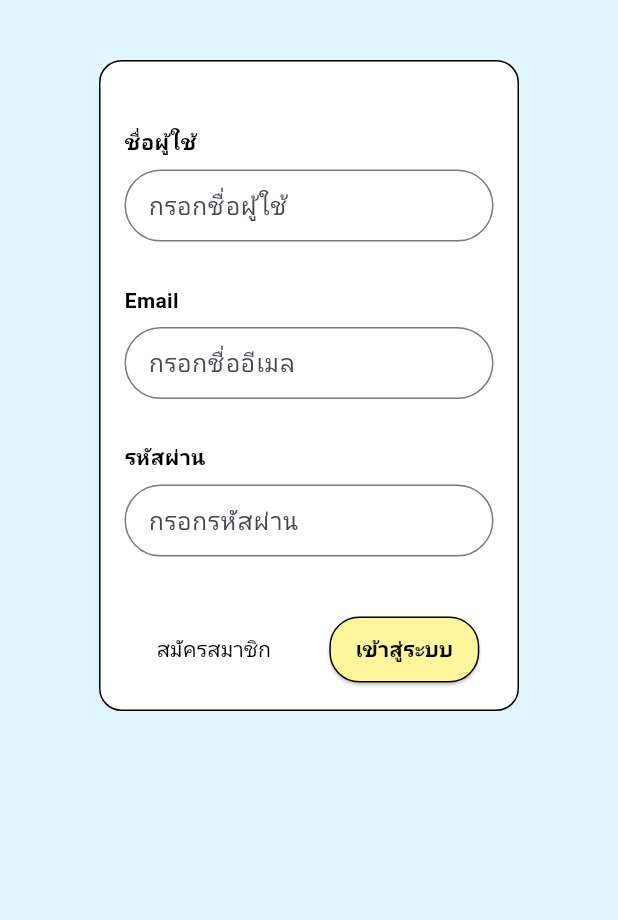
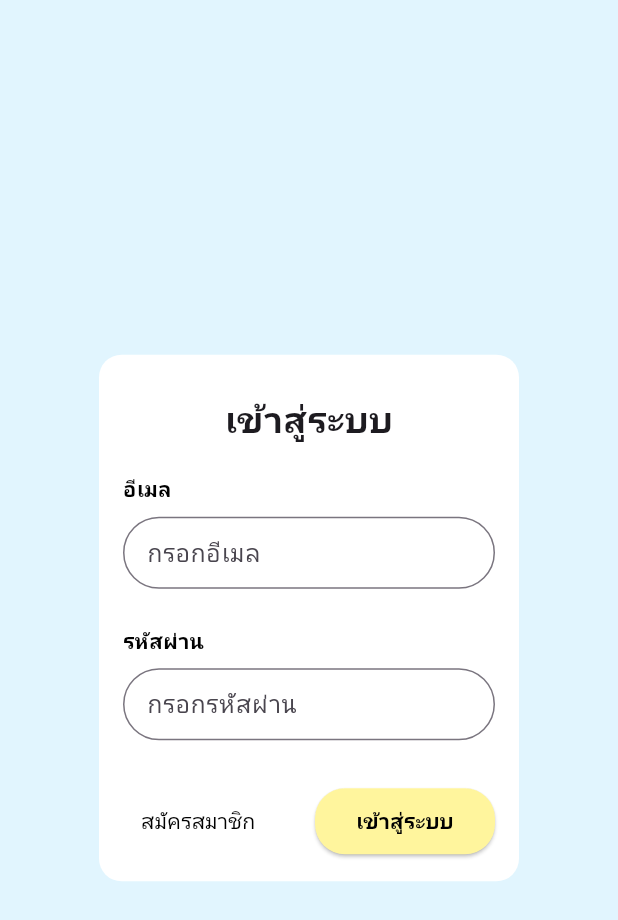
Before and after one commit to prim1112/Lotto_App, a Flutter app: the LoginPage screen opened directly, on a phone screen of 412 x 824 dp. Shown: the top 920 px of the screen. Run offline on Flutter 3.47's test engine with Material 3 defaults, Android fonts, the phone set to English and light mode, and no system bars.

Commit message:
แก้ไขหน้า login กับ หน้า register

```diff
--- a/lib/pages/login.dart
+++ b/lib/pages/login.dart
@@ -10,51 +10,47 @@ class LoginPage extends StatefulWidget {
 }
 
 class _LoginPageState extends State<LoginPage> {
-  var url = '';
-  TextEditingController username = TextEditingController();
+  // NOTE: Removed unused 'username' and 'url' variables for clarity
   TextEditingController email = TextEditingController();
   TextEditingController password = TextEditingController();
 
-  @override
+  // NOTE: Removed duplicate @override annotation
   @override
   Widget build(BuildContext context) {
     return Scaffold(
       backgroundColor: const Color(0xFFE1F5FE),
-      body: SingleChildScrollView(
-        child: Padding(
-          padding: const EdgeInsets.all(40.0),
+      // CHANGED: Simplified the widget tree for robust centering
+      body: SafeArea(
         child: Center(
+          // 1. Center widget to place its child in the middle of the screen
           child: SingleChildScrollView(
-              child: ConstrainedBox(
-                constraints: BoxConstraints(
-                  maxHeight:
-                      MediaQuery.of(context).size.height *
-                      0.8, // Limit height to 80% of screen height
-                ),
+            // 2. SingleChildScrollView to allow scrolling when keyboard appears
             child: Container(
               width: 280,
               padding: const EdgeInsets.all(16.0),
               decoration: BoxDecoration(
                 color: Colors.white,
                 borderRadius: BorderRadius.circular(15),
-                    border: Border.all(color: Colors.black, width: 1),
+                // border: Border.all(color: Colors.black, width: 1), // Removed border to match design
               ),
               child: Column(
                 mainAxisSize: MainAxisSize.min,
                 children: [
-                      const SizedBox(height: 20),
+                  const SizedBox(height: 10),
+                  const Text(
+                    'เข้าสู่ระบบ',
+                    style: TextStyle(
+                      fontSize: 24, // Increased font size for title
+                      fontWeight: FontWeight.bold,
+                    ),
+                  ),
+                  const SizedBox(height: 20), // Adjusted spacing
                   buildTextField(
-                        'ชื่อผู้ใช้',
-                        'กรอกชื่อผู้ใช้',
-                        controller: username,
-                      ),
-                      const SizedBox(height: 13),
-                      buildTextField(
-                        'Email',
-                        'กรอกชื่ออีเมล',
+                    'อีเมล', // Changed to Thai to match screenshot
+                    'กรอกอีเมล',
                     controller: email,
                   ),
-                      const SizedBox(height: 13),
+                  const SizedBox(height: 25),
                   buildTextField(
                     'รหัสผ่าน',
                     'กรอกรหัสผ่าน',
@@ -69,8 +65,6 @@ class _LoginPageState extends State<LoginPage> {
           ),
         ),
       ),
-        ),
-      ),
     );
   }
 
@@ -80,9 +74,7 @@ class _LoginPageState extends State<LoginPage> {
     bool obscureText = false,
     required TextEditingController controller,
   }) {
-    return Padding(
-      padding: const EdgeInsets.symmetric(vertical: 8.0),
-      child: Column(
+    return Column(
       crossAxisAlignment: CrossAxisAlignment.start,
       children: [
         Text(
@@ -94,9 +86,7 @@ class _LoginPageState extends State<LoginPage> {
           ),
         ),
         const SizedBox(height: 8),
-          SizedBox(
-            width: double.infinity,
-            child: TextField(
+        TextField(
           obscureText: obscureText,
           controller: controller,
           decoration: InputDecoration(
@@ -105,35 +95,32 @@ class _LoginPageState extends State<LoginPage> {
               horizontal: 12.0,
               vertical: 10.0,
             ),
-                border: OutlineInputBorder(
-                  borderRadius: BorderRadius.circular(50),
-                ),
-              ),
+            border: OutlineInputBorder(borderRadius: BorderRadius.circular(50)),
           ),
         ),
       ],
-      ),
     );
   }
 
   Widget buildButtonRow(BuildContext context) {
     return Row(
-      mainAxisAlignment: MainAxisAlignment.spaceEvenly,
+      mainAxisAlignment: MainAxisAlignment
+          .spaceBetween, // Use spaceBetween for better alignment
       children: [
         TextButton(
-          onPressed: register,
+          onPressed: _register,
           child: const Text(
             'สมัครสมาชิก',
             style: TextStyle(fontSize: 14, color: Color.fromARGB(255, 0, 0, 0)),
           ),
         ),
-        const SizedBox(width: 8),
+        // NOTE: No need for SizedBox here if using spaceBetween
         buildButton(
           context,
           'เข้าสู่ระบบ',
           const Color(0xFFFFF59D),
           Colors.black,
-          LoginPage, // ส่งฟังก์ชัน LoginPage เข้าไปตรงนี้
+          _login, // CHANGED: Now calls the correct _login function
         ),
       ],
     );
@@ -147,7 +134,7 @@ class _LoginPageState extends State<LoginPage> {
     VoidCallback onPressed,
   ) {
     return SizedBox(
-      width: 100,
+      width: 120, // Increased width for better text fit
       child: ElevatedButton(
         onPressed: onPressed,
         style: ElevatedButton.styleFrom(
@@ -156,7 +143,7 @@ class _LoginPageState extends State<LoginPage> {
           backgroundColor: bgColor,
           shape: RoundedRectangleBorder(
             borderRadius: BorderRadius.circular(20),
-            side: const BorderSide(color: Colors.black, width: 1),
+            // side: const BorderSide(color: Colors.black, width: 1),
           ),
         ),
         child: Text(
@@ -167,9 +154,16 @@ class _LoginPageState extends State<LoginPage> {
     );
   }
 
-  void LoginPage() {}
+  // CHANGED: This is the function for the login button
+  void _login() {
+    // TODO: Implement login logic here
+    log('Login button pressed!');
+    log('Email: ${email.text}');
+    log('Password: ${password.text}');
+  }
 
-  void register() {
+  // CHANGED: Renamed function to follow convention
+  void _register() {
     Navigator.push(
       context,
       MaterialPageRoute(builder: (context) => const RegisterPage()),
```
Also changed, not shown: lib/pages/register.dart (+67 -24 lines). Lines whose indentation alone changed are shown as unchanged.
